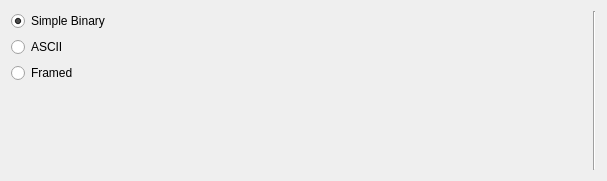
Above: src/dataformatpanel.ui from AlexanderAmelkin/SerialPlot before the change. Below: the same form after it.
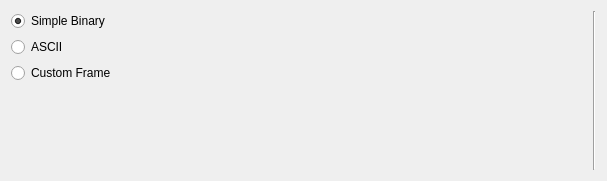
That is the form after the change.

Commit message: give framed reader a more friendly name

Patch:
```diff
--- a/src/dataformatpanel.ui
+++ b/src/dataformatpanel.ui
@@ -36,7 +36,7 @@
      <item>
       <widget class="QRadioButton" name="rbFramed">
        <property name="text">
-        <string>Framed</string>
+        <string>Custom Frame</string>
        </property>
       </widget>
      </item>
```
